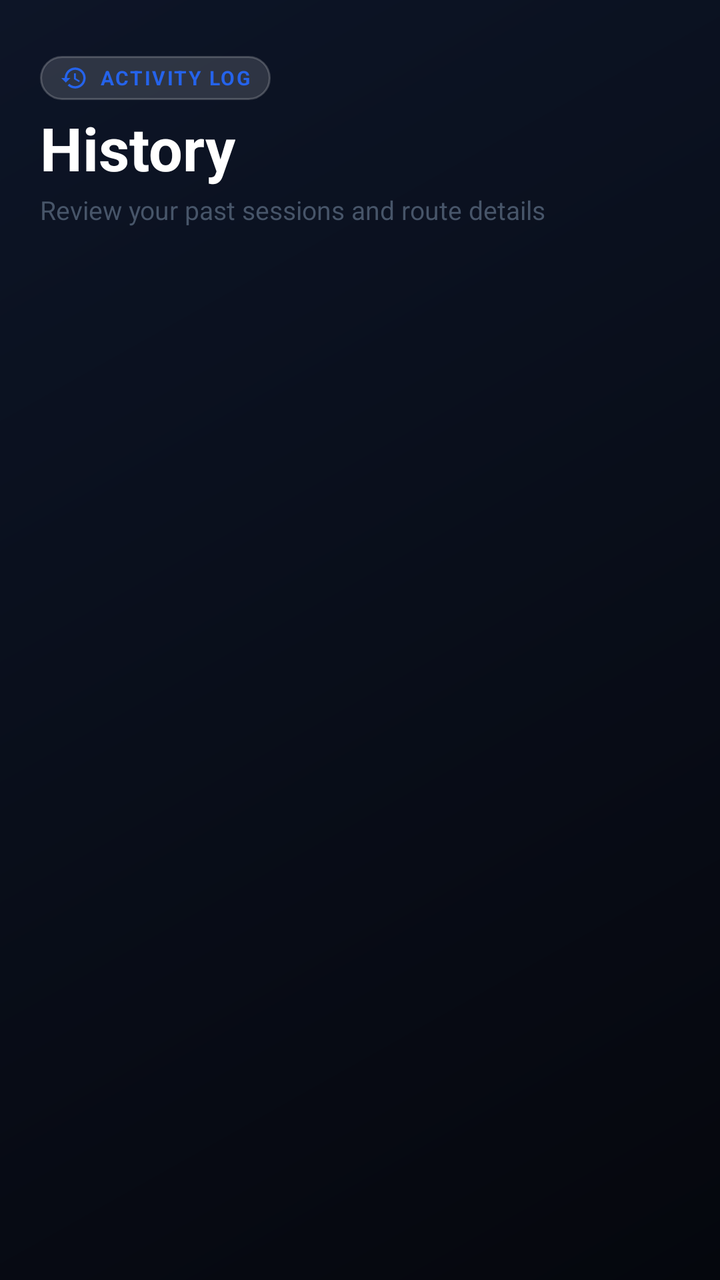
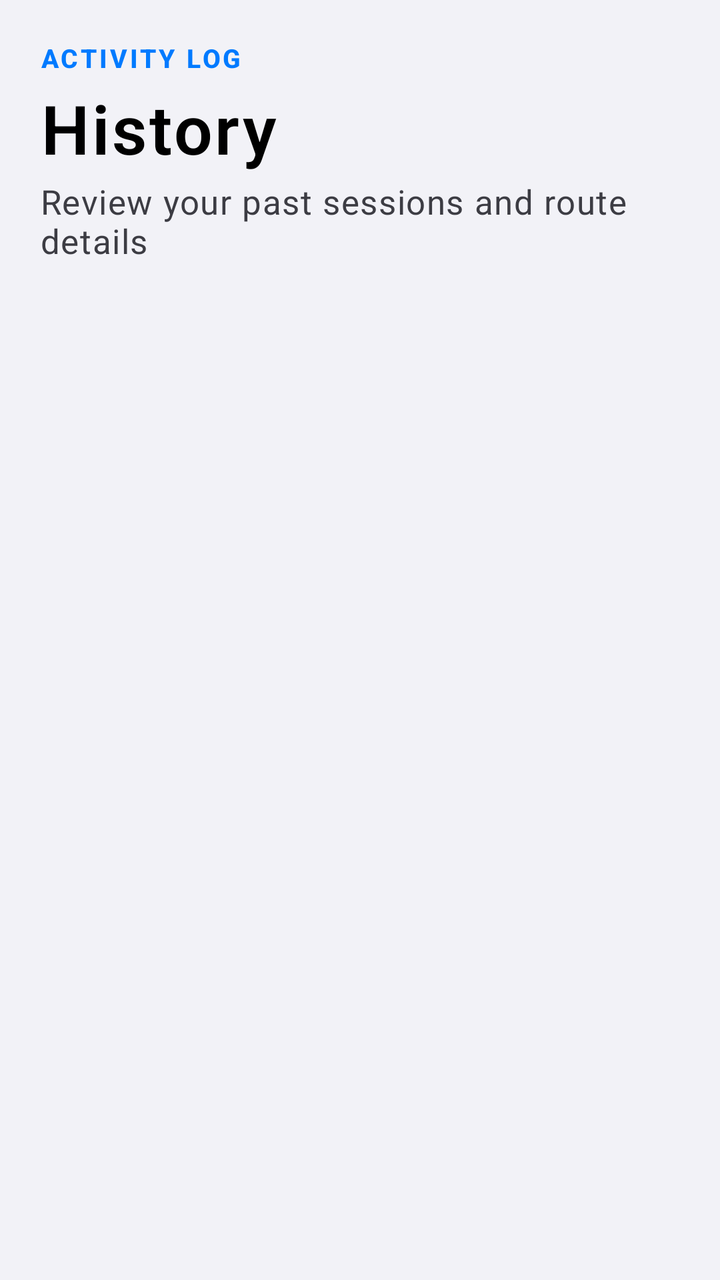

Two renders of the same Android screen: before a commit and after it. Below are the layout's source before the change and the commit's diff.
<!-- AndroidManifest.xml: application theme Theme.ShameTracker -->
<!-- res/layout/fragment_history.xml -->
<?xml version="1.0" encoding="utf-8"?>
<androidx.constraintlayout.widget.ConstraintLayout
    xmlns:android="http://schemas.android.com/apk/res/android"
    xmlns:app="http://schemas.android.com/apk/res-auto"
    xmlns:tools="http://schemas.android.com/tools"
    android:layout_width="match_parent"
    android:layout_height="match_parent"
    android:background="@drawable/bg_dark_canvas">

    
    <LinearLayout
        android:id="@+id/headerHistory"
        android:layout_width="match_parent"
        android:layout_height="wrap_content"
        android:orientation="vertical"
        android:paddingHorizontal="20dp"
        android:paddingTop="28dp"
        android:paddingBottom="12dp"
        app:layout_constraintTop_toTopOf="parent"
        app:layout_constraintStart_toStartOf="parent"
        app:layout_constraintEnd_toEndOf="parent">

        <LinearLayout
            android:layout_width="wrap_content"
            android:layout_height="wrap_content"
            android:orientation="horizontal"
            android:gravity="center_vertical"
            android:background="@drawable/bg_glass_chip"
            android:paddingHorizontal="10dp"
            android:paddingVertical="4dp"
            android:layout_marginBottom="8dp">

            <ImageView
                android:layout_width="14dp"
                android:layout_height="14dp"
                android:src="@drawable/ic_history"
                app:tint="@color/blue_accent"
                android:layout_marginEnd="6dp"
                android:contentDescription="@null" />

            <TextView
                android:layout_width="wrap_content"
                android:layout_height="wrap_content"
                android:text="ACTIVITY LOG"
                android:textSize="10sp"
                android:textStyle="bold"
                android:letterSpacing="0.08"
                android:textColor="@color/blue_accent" />
        </LinearLayout>

        <TextView
            android:id="@+id/tvHistoryTitle"
            android:layout_width="wrap_content"
            android:layout_height="wrap_content"
            android:text="@string/history"
            android:textSize="30sp"
            android:textStyle="bold"
            android:textColor="#FFFFFF"
            android:includeFontPadding="false" />

        <TextView
            android:layout_width="wrap_content"
            android:layout_height="wrap_content"
            android:text="Review your past sessions and route details"
            android:textSize="13sp"
            android:textColor="@color/on_surface_medium"
            android:layout_marginTop="3dp" />
    </LinearLayout>

    
    <androidx.recyclerview.widget.RecyclerView
        android:id="@+id/rvHistory"
        android:layout_width="match_parent"
        android:layout_height="0dp"
        android:clipToPadding="false"
        android:paddingTop="4dp"
        android:paddingBottom="24dp"
        app:layout_constraintTop_toBottomOf="@id/headerHistory"
        app:layout_constraintBottom_toBottomOf="parent"
        app:layout_constraintStart_toStartOf="parent"
        app:layout_constraintEnd_toEndOf="parent" />

</androidx.constraintlayout.widget.ConstraintLayout>
<!-- resources referenced by this layout -->
<resources>
  <color name="blue_accent">#2563EB</color>
  <color name="on_surface_medium">#475569</color>
  <!-- drawable bg_dark_canvas (drawable) -->
  <?xml version="1.0" encoding="utf-8"?>
  <shape xmlns:android="http://schemas.android.com/apk/res/android"
      android:shape="rectangle">
      <gradient
          android:type="linear"
          android:angle="315"
          android:startColor="#0D1527"
          android:centerColor="#090E1A"
          android:endColor="#05070D" />
  </shape>
  <!-- drawable bg_glass_chip (drawable) -->
  <?xml version="1.0" encoding="utf-8"?>
  <shape xmlns:android="http://schemas.android.com/apk/res/android"
      android:shape="rectangle">
      <corners android:radius="100dp" />
      <solid android:color="#24FFFFFF" />
      <stroke
          android:width="1dp"
          android:color="#33FFFFFF" />
  </shape>
  <!-- drawable ic_history (drawable) -->
  <vector xmlns:android="http://schemas.android.com/apk/res/android"
      android:width="24dp"
      android:height="24dp"
      android:viewportWidth="24"
      android:viewportHeight="24">
      <path
          android:fillColor="#FFFFFFFF"
          android:pathData="M13,3c-4.97,0 -9,4.03 -9,9H1l3.89,3.89 0.07,0.14L9,12H6c0,-3.87 3.13,-7 7,-7s7,3.13 7,7 -3.13,7 -7,7c-1.93,0 -3.68,-0.79 -4.94,-2.06l-1.42,1.42C8.27,19.99 10.51,21 13,21c4.97,0 9,-4.03 9,-9s-4.03,-9 -9,-9zm-1,5v5l4.28,2.54 0.72,-1.21 -3.5,-2.08V8H12z"/>
  </vector>
  <style name="Theme.ShameTracker" parent="Theme.MaterialComponents.DayNight.NoActionBar">
          <item name="colorPrimary">@color/primary</item>
          <item name="colorPrimaryVariant">@color/primary_variant</item>
          <item name="colorOnPrimary">@color/on_primary</item>
          <item name="colorSecondary">@color/accent</item>
          <item name="colorSecondaryVariant">@color/accent_light</item>
          <item name="android:colorBackground">@color/background</item>
          <item name="colorSurface">@color/surface</item>
          <item name="colorOnSurface">@color/on_surface</item>
          <item name="android:windowBackground">@drawable/bg_light_canvas</item>
          <item name="android:statusBarColor">@color/primary</item>
          <item name="android:navigationBarColor">@color/background</item>
          <item name="android:textColor">@color/on_surface</item>
          <item name="android:textColorSecondary">@color/on_surface_medium</item>
      </style>
  <color name="primary">#3B82F6</color>
  <color name="primary_variant">#1D4ED8</color>
  <color name="accent">#F97316</color>
  <color name="accent_light">#FB923C</color>
  <color name="background">#EFF6FF</color>
  <color name="surface">#FFFFFF</color>
  <color name="on_surface">#0F172A</color>
  <!-- unchanged entries left out for length: 3 -->
</resources>

<!-- the commit's change to res/layout/fragment_history.xml (unified diff, before → after) -->
@@ -1,83 +1,66 @@
 <?xml version="1.0" encoding="utf-8"?>
-<androidx.constraintlayout.widget.ConstraintLayout
+<androidx.core.widget.NestedScrollView
     xmlns:android="http://schemas.android.com/apk/res/android"
     xmlns:app="http://schemas.android.com/apk/res-auto"
     xmlns:tools="http://schemas.android.com/tools"
     android:layout_width="match_parent"
     android:layout_height="match_parent"
-    android:background="@drawable/bg_dark_canvas">
+    android:background="@color/background"
+    android:fillViewport="true"
+    android:clipToPadding="false"
+    android:paddingBottom="32dp">
 
-    
-    <LinearLayout
-        android:id="@+id/headerHistory"
+    <androidx.constraintlayout.widget.ConstraintLayout
         android:layout_width="match_parent"
         android:layout_height="wrap_content"
-        android:orientation="vertical"
         android:paddingHorizontal="20dp"
-        android:paddingTop="28dp"
-        android:paddingBottom="12dp"
-        app:layout_constraintTop_toTopOf="parent"
-        app:layout_constraintStart_toStartOf="parent"
-        app:layout_constraintEnd_toEndOf="parent">
+        android:paddingTop="20dp">
 
+        
         <LinearLayout
-            android:layout_width="wrap_content"
+            android:id="@+id/headerHistory"
+            android:layout_width="match_parent"
             android:layout_height="wrap_content"
-            android:orientation="horizontal"
-            android:gravity="center_vertical"
-            android:background="@drawable/bg_glass_chip"
-            android:paddingHorizontal="10dp"
-            android:paddingVertical="4dp"
-            android:layout_marginBottom="8dp">
-
-            <ImageView
-                android:layout_width="14dp"
-                android:layout_height="14dp"
-                android:src="@drawable/ic_history"
-                app:tint="@color/blue_accent"
-                android:layout_marginEnd="6dp"
-                android:contentDescription="@null" />
+            android:orientation="vertical"
+            app:layout_constraintTop_toTopOf="parent"
+            app:layout_constraintStart_toStartOf="parent"
+            app:layout_constraintEnd_toEndOf="parent">
 
             <TextView
                 android:layout_width="wrap_content"
                 android:layout_height="wrap_content"
+                style="@style/TextAppearance.ShameTracker.SectionTitle"
                 android:text="ACTIVITY LOG"
-                android:textSize="10sp"
-                android:textStyle="bold"
-                android:letterSpacing="0.08"
-                android:textColor="@color/blue_accent" />
+                android:textColor="@color/system_blue" />
+
+            <TextView
+                android:id="@+id/tvHistoryTitle"
+                android:layout_width="wrap_content"
+                android:layout_height="wrap_content"
+                android:text="@string/history"
+                style="@style/TextAppearance.ShameTracker.LargeTitle"
+                android:layout_marginTop="8dp" />
+
+            <TextView
+                android:layout_width="wrap_content"
+                android:layout_height="wrap_content"
+                android:text="Review your past sessions and route details"
+                style="@style/TextAppearance.ShameTracker.Body"
+                android:textColor="@color/label_secondary"
+                android:layout_marginTop="6dp" />
         </LinearLayout>
 
-        <TextView
-            android:id="@+id/tvHistoryTitle"
-            android:layout_width="wrap_content"
+        
+        <androidx.recyclerview.widget.RecyclerView
+            android:id="@+id/rvHistory"
+            android:layout_width="match_parent"
             android:layout_height="wrap_content"
-            android:text="@string/history"
-            android:textSize="30sp"
-            android:textStyle="bold"
-            android:textColor="#FFFFFF"
-            android:includeFontPadding="false" />
+            android:clipToPadding="false"
+            android:paddingTop="8dp"
+            app:layout_constraintTop_toBottomOf="@id/headerHistory"
+            app:layout_constraintBottom_toBottomOf="parent"
+            app:layout_constraintStart_toStartOf="parent"
+            app:layout_constraintEnd_toEndOf="parent" />
 
-        <TextView
-            android:layout_width="wrap_content"
-            android:layout_height="wrap_content"
-            android:text="Review your past sessions and route details"
-            android:textSize="13sp"
-            android:textColor="@color/on_surface_medium"
-            android:layout_marginTop="3dp" />
-    </LinearLayout>
-
-    
-    <androidx.recyclerview.widget.RecyclerView
-        android:id="@+id/rvHistory"
-        android:layout_width="match_parent"
-        android:layout_height="0dp"
-        android:clipToPadding="false"
-        android:paddingTop="4dp"
-        android:paddingBottom="24dp"
-        app:layout_constraintTop_toBottomOf="@id/headerHistory"
-        app:layout_constraintBottom_toBottomOf="parent"
-        app:layout_constraintStart_toStartOf="parent"
-        app:layout_constraintEnd_toEndOf="parent" />
-
-</androidx.constraintlayout.widget.ConstraintLayout>
+    </androidx.constraintlayout.widget.ConstraintLayout>
+</androidx.core.widget.NestedScrollView>
<!-- resource entries referenced after the edit -->
@@ -1,60 +1,93 @@
 <!-- resources referenced by this layout -->
 <resources>
-  <color name="blue_accent">#2563EB</color>
-  <color name="on_surface_medium">#475569</color>
-  <!-- drawable bg_dark_canvas (drawable) -->
-  <?xml version="1.0" encoding="utf-8"?>
-  <shape xmlns:android="http://schemas.android.com/apk/res/android"
-      android:shape="rectangle">
-      <gradient
-          android:type="linear"
-          android:angle="315"
-          android:startColor="#0D1527"
-          android:centerColor="#090E1A"
-          android:endColor="#05070D" />
-  </shape>
-  <!-- drawable bg_glass_chip (drawable) -->
-  <?xml version="1.0" encoding="utf-8"?>
-  <shape xmlns:android="http://schemas.android.com/apk/res/android"
-      android:shape="rectangle">
-      <corners android:radius="100dp" />
-      <solid android:color="#24FFFFFF" />
-      <stroke
-          android:width="1dp"
-          android:color="#33FFFFFF" />
-  </shape>
-  <!-- drawable ic_history (drawable) -->
-  <vector xmlns:android="http://schemas.android.com/apk/res/android"
-      android:width="24dp"
-      android:height="24dp"
-      android:viewportWidth="24"
-      android:viewportHeight="24">
-      <path
-          android:fillColor="#FFFFFFFF"
-          android:pathData="M13,3c-4.97,0 -9,4.03 -9,9H1l3.89,3.89 0.07,0.14L9,12H6c0,-3.87 3.13,-7 7,-7s7,3.13 7,7 -3.13,7 -7,7c-1.93,0 -3.68,-0.79 -4.94,-2.06l-1.42,1.42C8.27,19.99 10.51,21 13,21c4.97,0 9,-4.03 9,-9s-4.03,-9 -9,-9zm-1,5v5l4.28,2.54 0.72,-1.21 -3.5,-2.08V8H12z"/>
-  </vector>
+  <color name="on_surface_medium">@color/label_secondary</color>
+  <style name="ShapeAppearance.ShameTracker.Small" parent="ShapeAppearance.MaterialComponents.SmallComponent">
+          <item name="cornerFamily">rounded</item>
+          <item name="cornerSize">8dp</item>
+      </style>
+  <style name="ShapeAppearance.ShameTracker.Medium" parent="ShapeAppearance.MaterialComponents.MediumComponent">
+          <item name="cornerFamily">rounded</item>
+          <item name="cornerSize">16dp</item>
+      </style>
+  <style name="ShapeAppearance.ShameTracker.Large" parent="ShapeAppearance.MaterialComponents.LargeComponent">
+          <item name="cornerFamily">rounded</item>
+          <item name="cornerSize">24dp</item>
+      </style>
+  <color name="system_blue_dark">#0051D5</color>
+  <color name="system_orange">#FF9F0A</color>
+  <color name="system_orange_light">#FFB340</color>
+  <color name="system_red">#FF3B30</color>
+  <color name="system_background">#FFFFFF</color>
+  <color name="secondary_system_background">#F2F2F7</color>
   <style name="Theme.ShameTracker" parent="Theme.MaterialComponents.DayNight.NoActionBar">
+          
           <item name="colorPrimary">@color/primary</item>
           <item name="colorPrimaryVariant">@color/primary_variant</item>
           <item name="colorOnPrimary">@color/on_primary</item>
           <item name="colorSecondary">@color/accent</item>
           <item name="colorSecondaryVariant">@color/accent_light</item>
+          <item name="colorOnSecondary">#FFFFFF</item>
+          <item name="colorError">@color/error</item>
+          <item name="colorOnError">#FFFFFF</item>
+          
+          
           <item name="android:colorBackground">@color/background</item>
           <item name="colorSurface">@color/surface</item>
+          <item name="colorSurfaceVariant">@color/surface_variant</item>
           <item name="colorOnSurface">@color/on_surface</item>
+          <item name="colorOnSurfaceVariant">@color/on_surface_medium</item>
+          
+          
           <item name="android:windowBackground">@drawable/bg_light_canvas</item>
-          <item name="android:statusBarColor">@color/primary</item>
-          <item name="android:navigationBarColor">@color/background</item>
-          <item name="android:textColor">@color/on_surface</item>
-          <item name="android:textColorSecondary">@color/on_surface_medium</item>
+          <item name="android:statusBarColor">@android:color/transparent</item>
+          <item name="android:navigationBarColor">@android:color/transparent</item>
+          <item name="android:windowLightStatusBar">true</item>
+          <item name="android:windowLightNavigationBar">true</item>
+          <item name="android:windowDrawsSystemBarBackgrounds">true</item>
+          
+          
+          <item name="android:textColorPrimary">@color/label_primary</item>
+          <item name="android:textColorSecondary">@color/label_secondary</item>
+          <item name="android:textColorTertiary">@color/label_tertiary</item>
+          
+          
+          <item name="shapeAppearanceSmallComponent">@style/ShapeAppearance.ShameTracker.Small</item>
+          <item name="shapeAppearanceMediumComponent">@style/ShapeAppearance.ShameTracker.Medium</item>
+          <item name="shapeAppearanceLargeComponent">@style/ShapeAppearance.ShameTracker.Large</item>
       </style>
-  <color name="primary">#3B82F6</color>
-  <color name="primary_variant">#1D4ED8</color>
-  <color name="accent">#F97316</color>
-  <color name="accent_light">#FB923C</color>
-  <color name="background">#EFF6FF</color>
-  <color name="surface">#FFFFFF</color>
-  <color name="on_surface">#0F172A</color>
+  <color name="system_grouped_background">#F2F2F7</color>
+  <color name="label_primary">#000000</color>
+  <color name="label_tertiary">#3C3C4399</color>
+  <color name="primary">@color/system_blue</color>
+  <color name="primary_variant">@color/system_blue_dark</color>
+  <color name="accent">@color/system_orange</color>
+  <color name="accent_light">@color/system_orange_light</color>
+  <color name="error">@color/system_red</color>
+  <color name="background">@color/system_grouped_background</color>
+  <color name="label_secondary">#3C3C43</color>
+  <color name="system_blue">#007AFF</color>
+  <style name="TextAppearance.ShameTracker.Body" parent="TextAppearance.MaterialComponents.Body1">
+          <item name="android:textSize">17sp</item>
+          <item name="android:textColor">@color/label_primary</item>
+          <item name="android:includeFontPadding">false</item>
+      </style>
+  <style name="TextAppearance.ShameTracker.LargeTitle" parent="TextAppearance.MaterialComponents.Headline1">
+          <item name="android:textSize">34sp</item>
+          <item name="android:textStyle">bold</item>
+          <item name="android:textColor">@color/label_primary</item>
+          <item name="android:includeFontPadding">false</item>
+          <item name="android:letterSpacing">0.037</item>
+      </style>
+  <style name="TextAppearance.ShameTracker.SectionTitle" parent="TextAppearance.MaterialComponents.Headline6">
+          <item name="android:textSize">13sp</item>
+          <item name="android:textStyle">bold</item>
+          <item name="android:textColor">@color/label_tertiary</item>
+          <item name="android:textAllCaps">true</item>
+          <item name="android:letterSpacing">0.1</item>
+      </style>
+  <color name="surface">@color/system_background</color>
+  <color name="surface_variant">@color/secondary_system_background</color>
+  <color name="on_surface">@color/label_primary</color>
   <!-- unchanged entries left out for length: 3 -->
 </resources>
 
